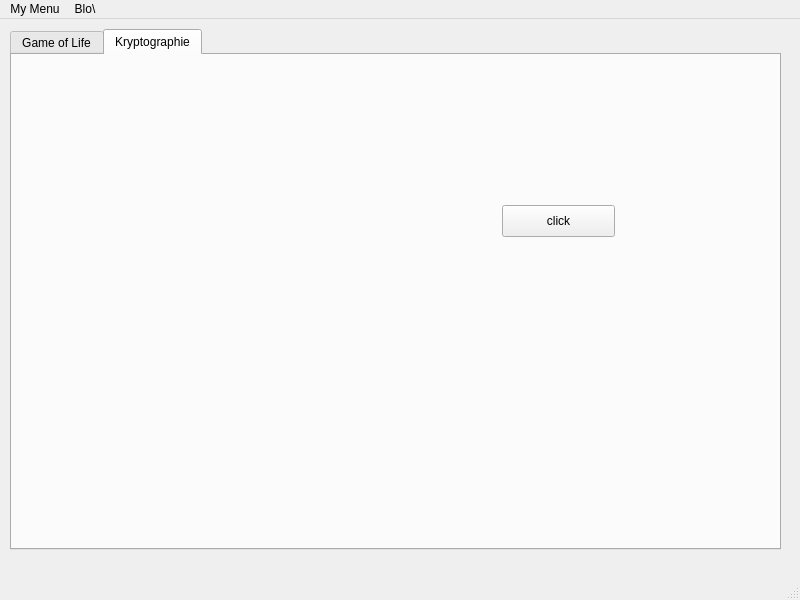
First picture: the form in Milestones/Milestone1/gui/mainwindow.ui, repository jmpargana/PRG-Praktikum, before the edit.
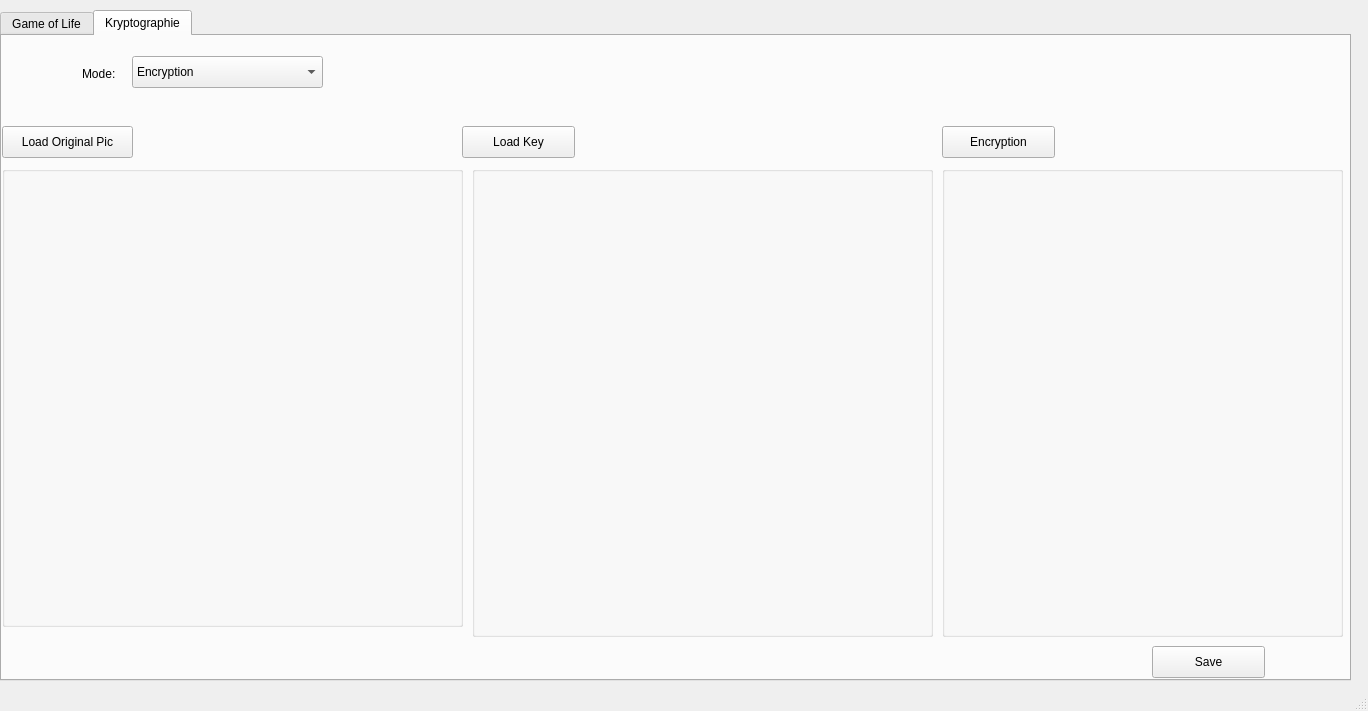
Second picture: the form after the edit. The open tabs and pages were chosen to show the change.

Commit message: part from visuelle kryptographie and layout adjusted

What changed in the file:
```diff
--- a/Milestones/Milestone1/gui/mainwindow.ui
+++ b/Milestones/Milestone1/gui/mainwindow.ui
@@ -6,8 +6,8 @@
    <rect>
     <x>0</x>
     <y>0</y>
-    <width>800</width>
-    <height>600</height>
+    <width>1368</width>
+    <height>711</height>
    </rect>
   </property>
   <property name="windowTitle">
@@ -17,10 +17,10 @@
    <widget class="QTabWidget" name="tabWidget">
     <property name="geometry">
      <rect>
-      <x>10</x>
+      <x>0</x>
       <y>10</y>
-      <width>771</width>
-      <height>521</height>
+      <width>1351</width>
+      <height>671</height>
      </rect>
     </property>
     <property name="currentIndex">
@@ -207,49 +207,266 @@
      <attribute name="title">
       <string>Kryptographie</string>
      </attribute>
-     <widget class="QPushButton" name="pushButton2">
+     <widget class="QStackedWidget" name="stackedWidget">
       <property name="geometry">
        <rect>
-        <x>490</x>
-        <y>150</y>
-        <width>113</width>
+        <x>0</x>
+        <y>80</y>
+        <width>1341</width>
+        <height>571</height>
+       </rect>
+      </property>
+      <property name="sizePolicy">
+       <sizepolicy hsizetype="Expanding" vsizetype="Expanding">
+        <horstretch>0</horstretch>
+        <verstretch>0</verstretch>
+       </sizepolicy>
+      </property>
+      <property name="maximumSize">
+       <size>
+        <width>4796</width>
+        <height>16777215</height>
+       </size>
+      </property>
+      <property name="currentIndex">
+       <number>0</number>
+      </property>
+      <widget class="QWidget" name="pageEncrypt">
+       <widget class="QPushButton" name="enc_buttonLoadKey">
+        <property name="geometry">
+         <rect>
+          <x>460</x>
+          <y>10</y>
+          <width>113</width>
+          <height>32</height>
+         </rect>
+        </property>
+        <property name="text">
+         <string>Load Key</string>
+        </property>
+       </widget>
+       <widget class="QPushButton" name="enc_buttonEncryption">
+        <property name="geometry">
+         <rect>
+          <x>940</x>
+          <y>10</y>
+          <width>113</width>
+          <height>32</height>
+         </rect>
+        </property>
+        <property name="text">
+         <string>Encryption</string>
+        </property>
+       </widget>
+       <widget class="QPushButton" name="enc_buttonSave">
+        <property name="geometry">
+         <rect>
+          <x>1150</x>
+          <y>530</y>
+          <width>113</width>
+          <height>32</height>
+         </rect>
+        </property>
+        <property name="text">
+         <string>Save</string>
+        </property>
+       </widget>
+       <widget class="QGroupBox" name="enc_groupBoxLoadOriginal">
+        <property name="geometry">
+         <rect>
+          <x>0</x>
+          <y>50</y>
+          <width>461</width>
+          <height>461</height>
+         </rect>
+        </property>
+        <property name="title">
+         <string/>
+        </property>
+       </widget>
+       <widget class="QGroupBox" name="enc_groupBoxLoadKey">
+        <property name="geometry">
+         <rect>
+          <x>470</x>
+          <y>50</y>
+          <width>461</width>
+          <height>471</height>
+         </rect>
+        </property>
+        <property name="title">
+         <string/>
+        </property>
+       </widget>
+       <widget class="QPushButton" name="enc_buttonLoadOriginalPic">
+        <property name="geometry">
+         <rect>
+          <x>0</x>
+          <y>10</y>
+          <width>131</width>
+          <height>32</height>
+         </rect>
+        </property>
+        <property name="text">
+         <string>Load Original Pic</string>
+        </property>
+       </widget>
+       <widget class="QGroupBox" name="enc_groupBoxEncryption">
+        <property name="geometry">
+         <rect>
+          <x>940</x>
+          <y>50</y>
+          <width>401</width>
+          <height>471</height>
+         </rect>
+        </property>
+        <property name="title">
+         <string/>
+        </property>
+       </widget>
+      </widget>
+      <widget class="QWidget" name="pageDecrypt">
+       <widget class="QPushButton" name="dec_buttonLoadEncryptedPic">
+        <property name="geometry">
+         <rect>
+          <x>10</x>
+          <y>10</y>
+          <width>161</width>
+          <height>32</height>
+         </rect>
+        </property>
+        <property name="text">
+         <string>Load encrypted Pic</string>
+        </property>
+       </widget>
+       <widget class="QPushButton" name="dec_buttonLoadKey">
+        <property name="geometry">
+         <rect>
+          <x>480</x>
+          <y>0</y>
+          <width>113</width>
+          <height>32</height>
+         </rect>
+        </property>
+        <property name="text">
+         <string>Load Key</string>
+        </property>
+       </widget>
+       <widget class="QPushButton" name="dec_buttonDecryption">
+        <property name="geometry">
+         <rect>
+          <x>950</x>
+          <y>0</y>
+          <width>113</width>
+          <height>32</height>
+         </rect>
+        </property>
+        <property name="text">
+         <string>Decryption</string>
+        </property>
+       </widget>
+       <widget class="QPushButton" name="dec_buttonSave">
+        <property name="geometry">
+         <rect>
+          <x>1230</x>
+          <y>530</y>
+          <width>113</width>
+          <height>32</height>
+         </rect>
+        </property>
+        <property name="text">
+         <string>Save</string>
+        </property>
+       </widget>
+       <widget class="QGroupBox" name="dec_groupBoxLoadEncryptedPic">
+        <property name="geometry">
+         <rect>
+          <x>0</x>
+          <y>40</y>
+          <width>451</width>
+          <height>491</height>
+         </rect>
+        </property>
+        <property name="title">
+         <string/>
+        </property>
+       </widget>
+       <widget class="QGroupBox" name="dec_groupBoxLoadKey">
+        <property name="geometry">
+         <rect>
+          <x>460</x>
+          <y>40</y>
+          <width>471</width>
+          <height>481</height>
+         </rect>
+        </property>
+        <property name="title">
+         <string/>
+        </property>
+       </widget>
+       <widget class="QGroupBox" name="dec_groupBoxDecryption">
+        <property name="geometry">
+         <rect>
+          <x>949</x>
+          <y>29</y>
+          <width>441</width>
+          <height>501</height>
+         </rect>
+        </property>
+        <property name="title">
+         <string/>
+        </property>
+       </widget>
+       <zorder>dec_buttonLoadEncryptedPic</zorder>
+       <zorder>dec_buttonLoadKey</zorder>
+       <zorder>dec_buttonSave</zorder>
+       <zorder>dec_groupBoxLoadEncryptedPic</zorder>
+       <zorder>dec_groupBoxLoadKey</zorder>
+       <zorder>dec_buttonDecryption</zorder>
+       <zorder>dec_groupBoxDecryption</zorder>
+      </widget>
+      <widget class="QWidget" name="pageBlend"/>
+     </widget>
+     <widget class="QComboBox" name="comboBox">
+      <property name="geometry">
+       <rect>
+        <x>130</x>
+        <y>20</y>
+        <width>191</width>
         <height>32</height>
        </rect>
       </property>
+      <item>
+       <property name="text">
+        <string>Encryption</string>
+       </property>
+      </item>
+      <item>
+       <property name="text">
+        <string>Decryption</string>
+       </property>
+      </item>
+      <item>
+       <property name="text">
+        <string>Blending</string>
+       </property>
+      </item>
+     </widget>
+     <widget class="QLabel" name="label_2">
+      <property name="geometry">
+       <rect>
+        <x>80</x>
+        <y>30</y>
+        <width>59</width>
+        <height>16</height>
+       </rect>
+      </property>
       <property name="text">
-       <string>click</string>
+       <string>Mode:</string>
       </property>
      </widget>
     </widget>
    </widget>
   </widget>
-  <widget class="QMenuBar" name="menubar">
-   <property name="geometry">
-    <rect>
-     <x>0</x>
-     <y>0</y>
-     <width>800</width>
-     <height>22</height>
-    </rect>
-   </property>
-   <widget class="QMenu" name="menuMy_Menu">
-    <property name="title">
-     <string>My Menu</string>
-    </property>
-    <addaction name="actionHello_1"/>
-    <addaction name="actionHello_2"/>
-    <addaction name="separator"/>
-    <addaction name="actionBye"/>
-   </widget>
-   <widget class="QMenu" name="menuBlo">
-    <property name="title">
-     <string>Blo\</string>
-    </property>
-    <addaction name="actionbubububu"/>
-   </widget>
-   <addaction name="menuMy_Menu"/>
-   <addaction name="menuBlo"/>
-  </widget>
   <widget class="QStatusBar" name="statusbar"/>
   <action name="actionHello_1">
    <property name="text">
```
Left out of the diff: 14 changed lines with no effect on the pictures. The commit also changes 6 other files.
